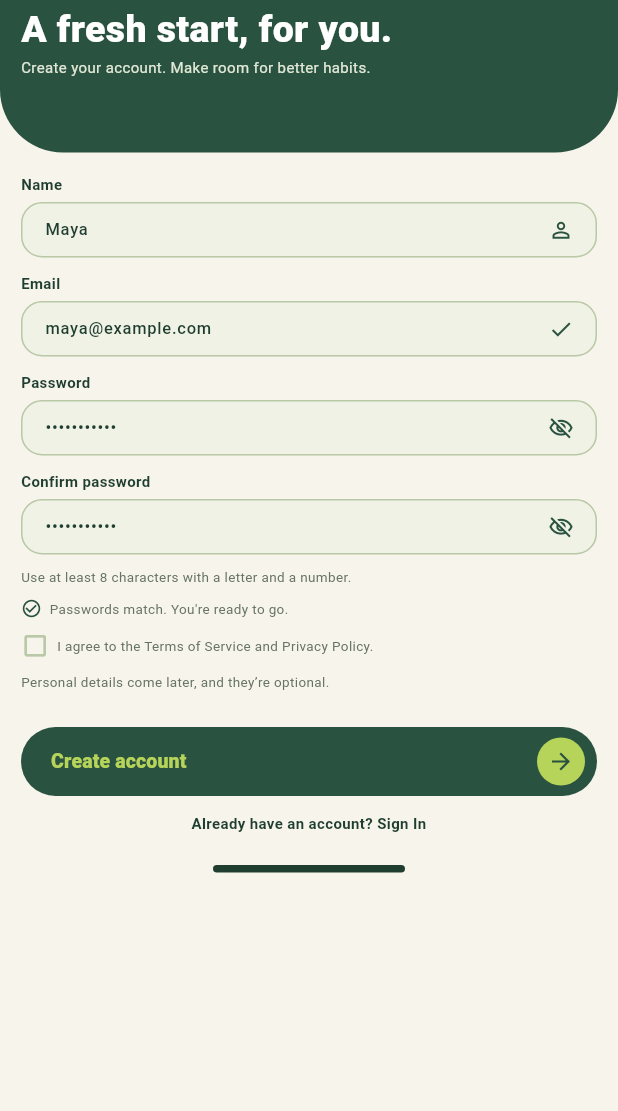
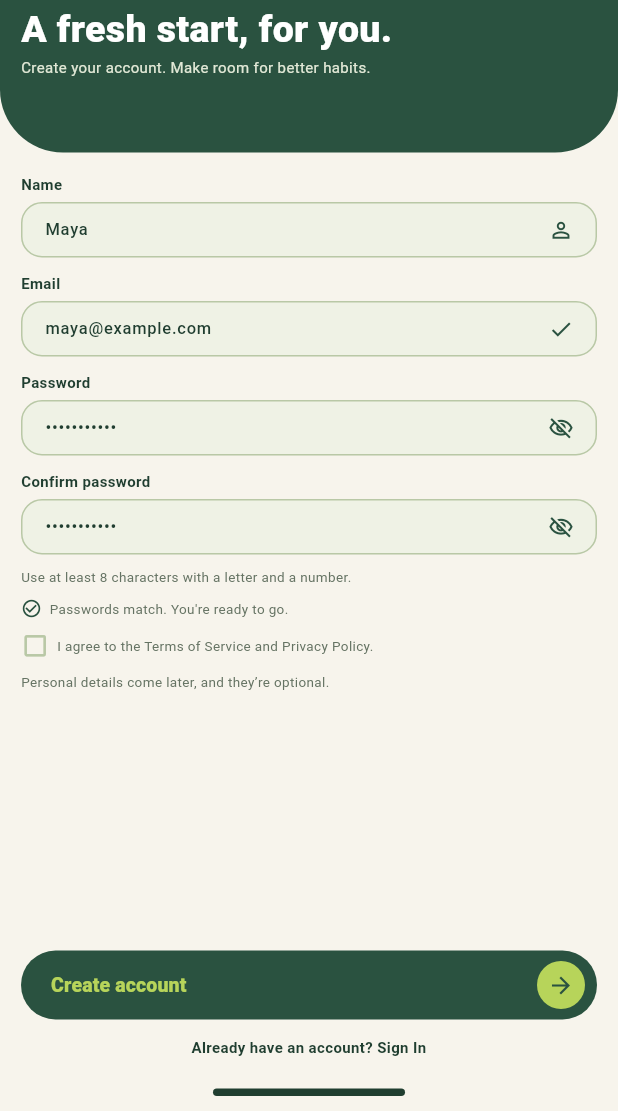
Before and after one commit to Elboraeyy/NutriVision-Capstone-Project, a Flutter app: the SignUpScreen screen opened by its route, on a phone screen of 412 x 824 dp, the part 125-1236 px from its top. Run offline on Flutter 3.47's test engine with Material 3 defaults, Android fonts, the light colour scheme and no system bars; our stand-ins replace flutter_bloc, flutter_svg, go_router.

Commit message:
fix auth spacing

```diff
--- a/lib/app/router/app_router.dart
+++ b/lib/app/router/app_router.dart
@@ -23,8 +23,8 @@ abstract final class AppRouter {
         path: '/welcome',
         name: 'welcome',
         builder: (context, state) => WelcomeScreen(
-          onSignIn: () => context.goNamed('sign-in'),
-          onSignUp: () => context.goNamed('sign-up'),
+          onSignIn: () => context.pushNamed('sign-in'),
+          onSignUp: () => context.pushNamed('sign-up'),
         ),
       ),
       GoRoute(
--- a/lib/features/auth/presentation/cubit/sign_up_cubit.dart
+++ b/lib/features/auth/presentation/cubit/sign_up_cubit.dart
@@ -33,9 +33,9 @@ class SignUpCubit extends Cubit<SignUpState> {
   }
 
   void toggleConfirmPasswordVisibility() {
-    emit(state.copyWith(
-      isConfirmPasswordVisible: !state.isConfirmPasswordVisible,
-    ));
+    emit(
+      state.copyWith(isConfirmPasswordVisible: !state.isConfirmPasswordVisible),
+    );
   }
 
   void toggleTerms() {
--- a/lib/features/auth/presentation/screens/sign_in_screen.dart
+++ b/lib/features/auth/presentation/screens/sign_in_screen.dart
@@ -125,7 +125,7 @@ class _SignInScreenState extends State<SignInScreen> {
                     ),
                     const SizedBox(height: 11),
                     GestureDetector(
-                      onTap: () => context.go('/welcome'),
+                      onTap: () => context.push('/sign-up'),
                       child: const Text(
                         'New to NutriVision? Sign Up',
                         textAlign: TextAlign.center,
--- a/lib/features/auth/presentation/screens/sign_up_screen.dart
+++ b/lib/features/auth/presentation/screens/sign_up_screen.dart
@@ -20,8 +20,7 @@ class _SignUpScreenState extends State<SignUpScreen> {
   final _nameController = TextEditingController(text: 'Maya');
   final _emailController = TextEditingController(text: 'maya@example.com');
   final _passwordController = TextEditingController(text: 'password123');
-  final _confirmPasswordController =
-      TextEditingController(text: 'password123');
+  final _confirmPasswordController = TextEditingController(text: 'password123');
 
   @override
   void dispose() {
@@ -49,9 +48,9 @@ class _SignUpScreenState extends State<SignUpScreen> {
         : emailError ?? passwordError ?? confirmError;
 
     if (error != null) {
-      ScaffoldMessenger.of(context).showSnackBar(
-        SnackBar(content: Text(error)),
-      );
+      ScaffoldMessenger.of(
+        context,
+      ).showSnackBar(SnackBar(content: Text(error)));
       return;
     }
 
@@ -79,7 +78,10 @@ class _SignUpScreenState extends State<SignUpScreen> {
                 padding: const EdgeInsets.fromLTRB(14, 14, 14, 0),
                 child: BlocBuilder<SignUpCubit, SignUpState>(
                   builder: (context, state) {
-                    return SingleChildScrollView(
+                    return CustomScrollView(
+                      slivers: [
+                        SliverFillRemaining(
+                          hasScrollBody: false,
                           child: Column(
                             crossAxisAlignment: CrossAxisAlignment.stretch,
                             children: [
@@ -140,7 +142,8 @@ class _SignUpScreenState extends State<SignUpScreen> {
                                   const SizedBox(width: 5),
                                   Text(
                                     _passwordController.text ==
-                                            _confirmPasswordController.text &&
+                                                _confirmPasswordController
+                                                    .text &&
                                             _passwordController.text.isNotEmpty
                                         ? "Passwords match. You're ready to go."
                                         : 'Passwords must match.',
@@ -186,7 +189,7 @@ class _SignUpScreenState extends State<SignUpScreen> {
                                   fontSize: 9,
                                 ),
                               ),
-                          const SizedBox(height: 24),
+                              const Spacer(),
                               AuthActionButton(
                                 label: 'Create account',
                                 onPressed: () => _createAccount(context, state),
@@ -209,6 +212,8 @@ class _SignUpScreenState extends State<SignUpScreen> {
                               const SizedBox(height: 10),
                             ],
                           ),
+                        ),
+                      ],
                     );
                   },
                 ),
--- a/lib/features/auth/presentation/widgets/auth_action_button.dart
+++ b/lib/features/auth/presentation/widgets/auth_action_button.dart
@@ -3,11 +3,7 @@ import 'package:flutter/material.dart';
 import '../../../../core/theme/app_colors.dart';
 
 class AuthActionButton extends StatelessWidget {
-  const AuthActionButton({
-    super.key,
-    required this.label,
-    this.onPressed,
-  });
+  const AuthActionButton({super.key, required this.label, this.onPressed});
 
   final String label;
   final VoidCallback? onPressed;
@@ -29,10 +25,7 @@ class AuthActionButton extends StatelessWidget {
           children: [
             Text(
               label,
-              style: const TextStyle(
-                fontSize: 13,
-                fontWeight: FontWeight.w800,
-              ),
+              style: const TextStyle(fontSize: 13, fontWeight: FontWeight.w800),
             ),
             const DecoratedBox(
               decoration: BoxDecoration(
--- a/lib/features/auth/presentation/widgets/auth_field.dart
+++ b/lib/features/auth/presentation/widgets/auth_field.dart
@@ -55,7 +55,8 @@ class AuthField extends StatelessWidget {
                 fontSize: 11,
               ),
               contentPadding: const EdgeInsets.symmetric(horizontal: 12),
-              suffixIcon: suffixIcon ??
+              suffixIcon:
+                  suffixIcon ??
                   (onToggleObscure == null
                       ? null
                       : IconButton(
--- a/lib/features/auth/presentation/widgets/auth_header.dart
+++ b/lib/features/auth/presentation/widgets/auth_header.dart
@@ -6,11 +6,7 @@ import '../../../../core/theme/app_colors.dart';
 import '../../../../core/widgets/design_status_bar.dart';
 
 class AuthHeader extends StatelessWidget {
-  const AuthHeader({
-    super.key,
-    required this.title,
-    required this.subtitle,
-  });
+  const AuthHeader({super.key, required this.title, required this.subtitle});
 
   final String title;
   final String subtitle;
@@ -33,12 +29,16 @@ class AuthHeader extends StatelessWidget {
         children: [
           const SizedBox(
             height: 35,
-            child: DesignStatusBar(
-              assetPath: AppAssets.welcomeDeviceStatus,
-            ),
+            child: DesignStatusBar(assetPath: AppAssets.welcomeDeviceStatus),
           ),
           GestureDetector(
-            onTap: context.pop,
+            onTap: () {
+              if (context.canPop()) {
+                context.pop();
+              } else {
+                context.go('/welcome');
+              }
+            },
             child: const Padding(
               padding: EdgeInsets.symmetric(vertical: 7),
               child: Row(
```
Lines whose indentation alone changed are shown as unchanged.
